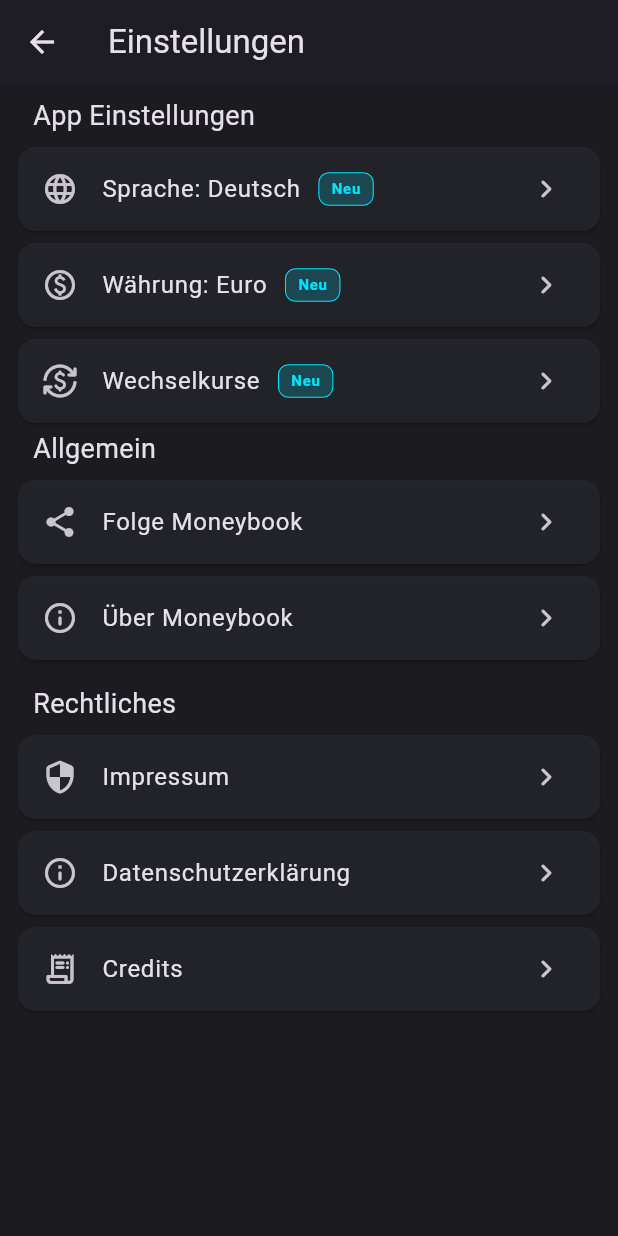
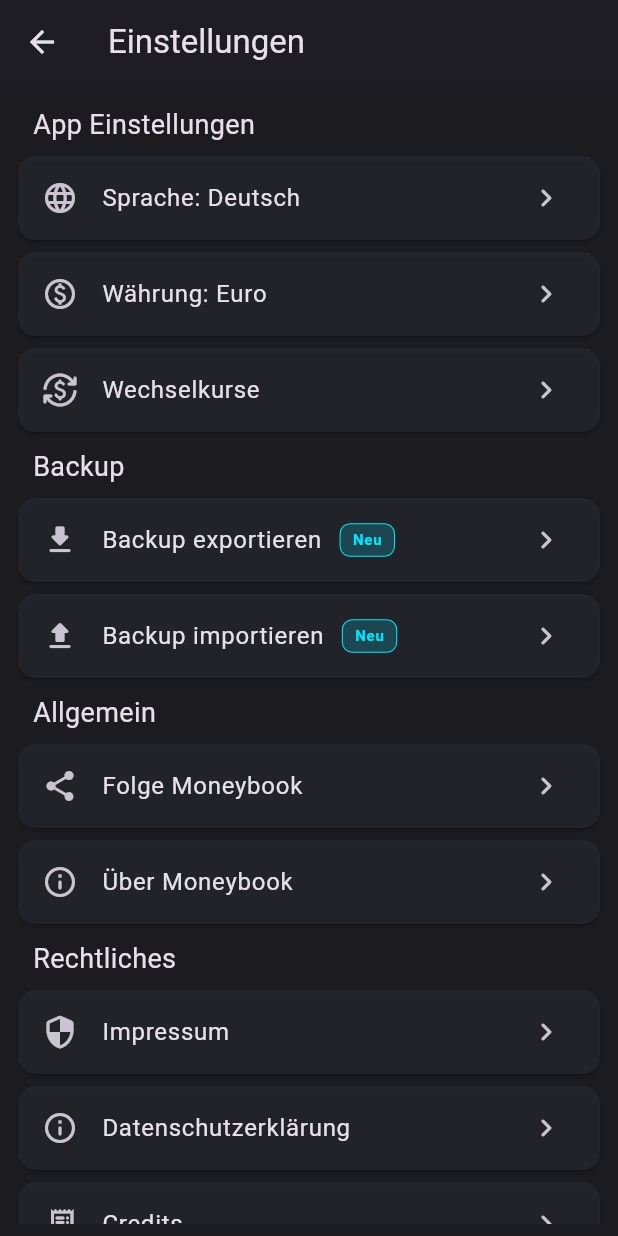
Before and after one commit to Marcel9494/Moneybook, a Flutter app: the SettingsPage screen opened by its route, on a phone screen of 412 x 824 dp. Run offline on Flutter 3.47's test engine with Material 3 defaults, Android fonts, the phone set to English and light mode, and no system bars; our stand-ins replace another_flushbar, bloc, dartz, equatable, fl_chart, flutter_bloc and 10 more; missing offline and left inert: country_flags; accounts and stored records are empty.

Commit message:
Backup
- Backup exportieren & importieren UI hinzugefügt.

```diff
--- a/assets/languages/de.json
+++ b/assets/languages/de.json
@@ -238,5 +238,8 @@
   "internetverbindung_fehler_titel": "Keine Internetverbindung",
   "internetverbindung_fehler_beschreibung": "Bitte stellen Sie eine Internetverbindung her, damit der aktuelle Wechselkurs abgerufen werden kann.",
   "email_optional": "E-Mail... (optional)",
-  "email_ungültig": "Bitte geben Sie eine gültige E-Mail ein."
+  "email_ungültig": "Bitte geben Sie eine gültige E-Mail ein.",
+  "backup": "Backup",
+  "backup_exportieren": "Backup exportieren",
+  "backup_importieren": "Backup importieren"
 }
--- a/assets/languages/en.json
+++ b/assets/languages/en.json
@@ -238,5 +238,8 @@
   "internetverbindung_fehler_titel": "No Internet connection",
   "internetverbindung_fehler_beschreibung": "Please establish an internet connection so that the current exchange rate can be called up.",
   "email_optional": "E-Mail... (optional)",
-  "email_ungültig": "Please enter a valid E-Mail address."
+  "email_ungültig": "Please enter a valid E-Mail address.",
+  "backup": "Backup",
+  "backup_exportieren": "Export Backup",
+  "backup_importieren": "Import Backup"
 }
--- a/lib/features/settings/presentation/pages/settings_page.dart
+++ b/lib/features/settings/presentation/pages/settings_page.dart
@@ -342,18 +342,18 @@ class _SettingsPageState extends State<SettingsPage> {
       ),
       body: Padding(
         padding: const EdgeInsets.all(8.0),
+        child: SingleChildScrollView(
           child: Column(
             crossAxisAlignment: CrossAxisAlignment.start,
             children: [
               SettingTitle(
                 title: AppLocalizations.of(context).translate('app') + ' ' + AppLocalizations.of(context).translate('einstellungen'),
-              paddingTop: 0.0,
+                paddingTop: 6.0,
               ),
               SettingCard(
                 title: AppLocalizations.of(context).translate('sprache') + ': ' + _getCurrentLanguage(),
                 icon: Icons.language_rounded,
                 onTap: () => _openLanguageBottomSheet(context),
-              isNew: true,
               ),
               BlocListener<UserBloc, UserState>(
                 listener: (context, state) {
@@ -374,18 +374,32 @@ class _SettingsPageState extends State<SettingsPage> {
                       : AppLocalizations.of(context).translate('währung') + ': Dollar',
                   icon: Icons.paid_outlined,
                   onTap: () => _openCurrencyBottomSheet(context),
-                isNew: true,
                 ),
               ),
               SettingCard(
                 title: AppLocalizations.of(context).translate('wechselkurse'),
                 icon: Icons.currency_exchange_rounded,
                 onTap: () => Navigator.pushNamed(context, currencyConverterRoute),
+              ),
+              SettingTitle(
+                title: AppLocalizations.of(context).translate('backup'),
+                paddingTop: 6.0,
+              ),
+              SettingCard(
+                title: AppLocalizations.of(context).translate('backup_exportieren'),
+                icon: Icons.file_download_rounded,
+                onTap: () => {},
+                isNew: true,
+              ),
+              SettingCard(
+                title: AppLocalizations.of(context).translate('backup_importieren'),
+                icon: Icons.file_upload_rounded,
+                onTap: () => {},
                 isNew: true,
               ),
               SettingTitle(
                 title: AppLocalizations.of(context).translate('allgemein'),
-              paddingTop: 0.0,
+                paddingTop: 6.0,
               ),
               SettingCard(
                 title: AppLocalizations.of(context).translate('folge') + ' ' + AppLocalizations.of(context).translate('moneybook'),
@@ -397,7 +411,10 @@ class _SettingsPageState extends State<SettingsPage> {
                 icon: Icons.info_outline_rounded,
                 onTap: () => Navigator.pushNamed(context, aboveRoute),
               ),
-            SettingTitle(title: AppLocalizations.of(context).translate('rechtliches')),
+              SettingTitle(
+                title: AppLocalizations.of(context).translate('rechtliches'),
+                paddingTop: 6.0,
+              ),
               SettingCard(
                 title: AppLocalizations.of(context).translate('impressum'),
                 icon: Icons.security_rounded,
@@ -440,6 +457,7 @@ class _SettingsPageState extends State<SettingsPage> {
             ],
           ),
         ),
+      ),
     );
   }
 }
--- a/pubspec.yaml
+++ b/pubspec.yaml
@@ -4,7 +4,7 @@ description: "A new Flutter project."
 # pub.dev using `flutter pub publish`. This is preferred for private packages.
 publish_to: 'none' # Remove this line if you wish to publish to pub.dev
 
-version: 1.1.0
+version: 1.1.1
 
 environment:
   sdk: '>=3.3.4 <4.0.0'
```
Lines whose indentation alone changed are shown as unchanged.
